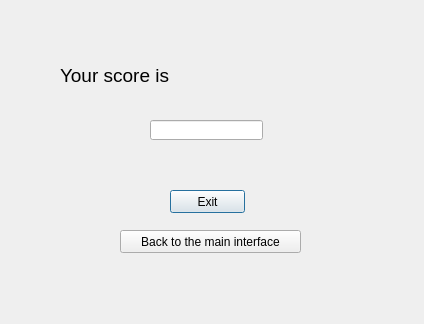
Old version of the form WordText/score.ui in the repository lizhenjie94/textword.
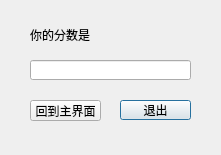
New version of the form.

Commit message: 界面连接成功

```diff
--- a/WordText/score.ui
+++ b/WordText/score.ui
@@ -6,8 +6,8 @@
    <rect>
     <x>0</x>
     <y>0</y>
-    <width>424</width>
-    <height>324</height>
+    <width>221</width>
+    <height>155</height>
    </rect>
   </property>
   <property name="windowTitle">
@@ -16,50 +16,68 @@
   <widget class="QLabel" name="label">
    <property name="geometry">
     <rect>
-     <x>60</x>
-     <y>60</y>
-     <width>141</width>
+     <x>30</x>
+     <y>20</y>
+     <width>81</width>
      <height>31</height>
     </rect>
    </property>
+   <property name="font">
+    <font>
+     <family>宋体</family>
+     <pointsize>9</pointsize>
+    </font>
+   </property>
    <property name="text">
-    <string>&lt;html&gt;&lt;head/&gt;&lt;body&gt;&lt;p&gt;&lt;span style=&quot; font-size:14pt;&quot;&gt;Your score is&lt;/span&gt;&lt;/p&gt;&lt;/body&gt;&lt;/html&gt;</string>
+    <string>&lt;html&gt;&lt;head/&gt;&lt;body&gt;&lt;p&gt;你的分数是&lt;/p&gt;&lt;/body&gt;&lt;/html&gt;</string>
    </property>
   </widget>
   <widget class="QLineEdit" name="lineEdit">
    <property name="geometry">
     <rect>
-     <x>150</x>
-     <y>120</y>
-     <width>113</width>
+     <x>30</x>
+     <y>60</y>
+     <width>161</width>
      <height>20</height>
     </rect>
    </property>
   </widget>
-  <widget class="QPushButton" name="pushButton">
-   <property name="geometry">
-    <rect>
-     <x>170</x>
-     <y>190</y>
-     <width>75</width>
-     <height>23</height>
-    </rect>
-   </property>
-   <property name="text">
-    <string>Exit</string>
-   </property>
-  </widget>
-  <widget class="QPushButton" name="pushButton_2">
+  <widget class="QPushButton" name="btnExit">
    <property name="geometry">
     <rect>
      <x>120</x>
-     <y>230</y>
-     <width>181</width>
-     <height>23</height>
+     <y>100</y>
+     <width>71</width>
+     <height>20</height>
     </rect>
    </property>
+   <property name="font">
+    <font>
+     <family>宋体</family>
+     <pointsize>9</pointsize>
+    </font>
+   </property>
    <property name="text">
-    <string>Back to the main interface</string>
+    <string>退出</string>
+   </property>
+  </widget>
+  <widget class="QPushButton" name="btnBack">
+   <property name="geometry">
+    <rect>
+     <x>30</x>
+     <y>100</y>
+     <width>71</width>
+     <height>21</height>
+    </rect>
+   </property>
+   <property name="font">
+    <font>
+     <family>宋体</family>
+     <pointsize>9</pointsize>
+    </font>
+   </property>
+   <property name="text">
+    <string>回到主界面</string>
    </property>
   </widget>
  </widget>
```
The commit also changes 31 other files.
